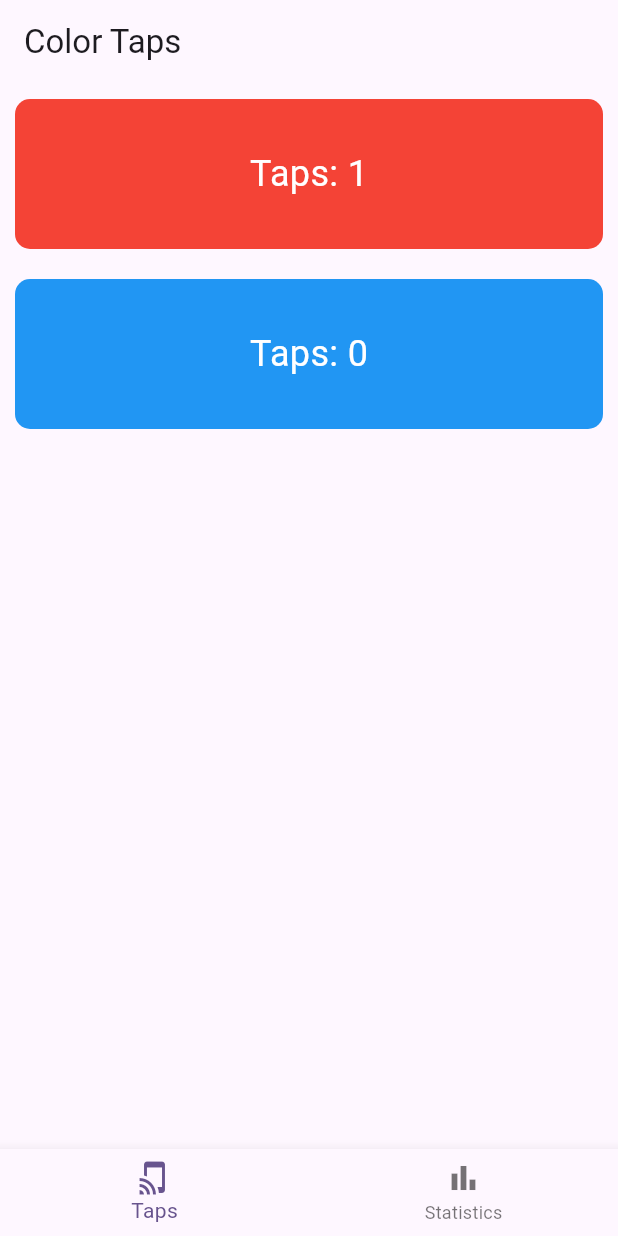
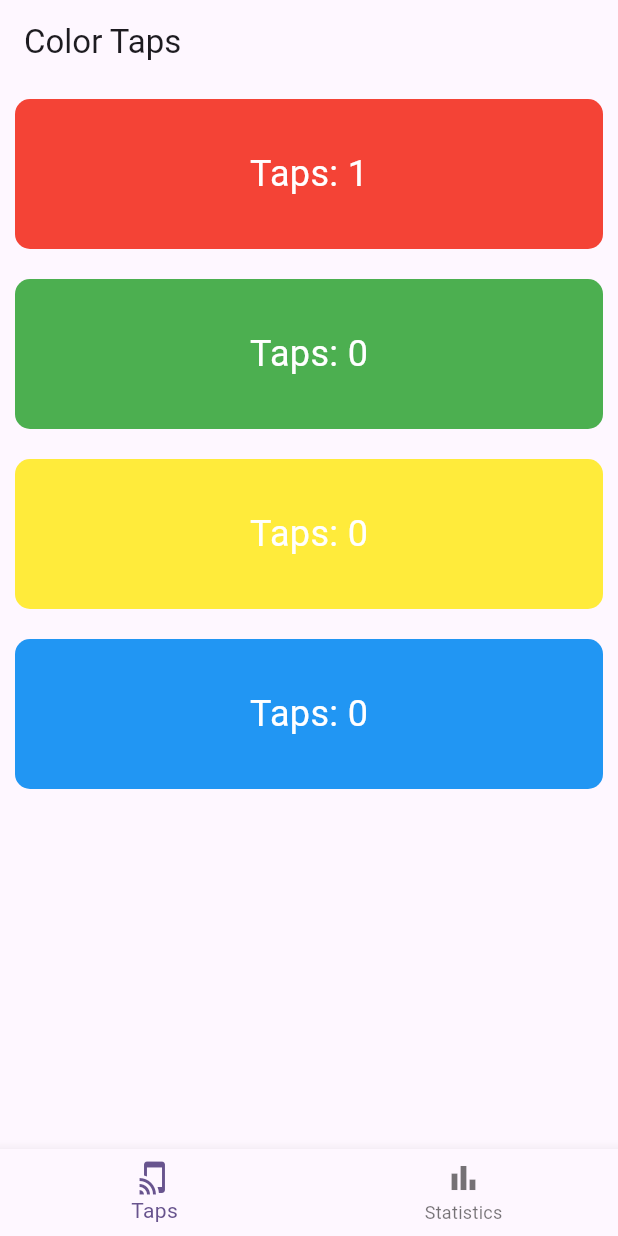
Before and after one commit to punleu123/Observer_ListenableBuilder, a Flutter app: the Home screen opened directly, after a tap on an icon or button, on a phone screen of 412 x 824 dp. Run offline on Flutter 3.47's test engine with Material 3 defaults, Android fonts, the phone set to English and light mode, and no system bars.

Commit message:
Q2 – BONUS – Extensible Approach

```diff
--- a/w4_practice/lib/1_color_app/color_app.dart
+++ b/w4_practice/lib/1_color_app/color_app.dart
@@ -9,22 +9,24 @@ void main() {
   );
 }
 
-enum CardType { red, blue }
+enum CardType {
+  red(Colors.red),
+  green(Colors.green),
+  yellow(Colors.yellow),
+  blue(Colors.blue);
+
+  const CardType(this.color);
+  final Color color;
+}
 
 class TapCountNotifier extends ChangeNotifier {
-  int _redTapCount = 0;
-  int _blueTapCount = 0;
-
-  int get redTapCount => _redTapCount;
-  int get blueTapCount => _blueTapCount;
-
-  void incrementRedTap() {
-    _redTapCount++;
-    notifyListeners();
-  }
-
-  void incrementBlueTap() {
-    _blueTapCount++;
+  final Map<CardType, int> _tapCounts = {
+    for (var type in CardType.values) type: 0,
+  };
+  int getCount(CardType type) => _tapCounts[type]!;
+  Map<CardType, int> get allCounts => _tapCounts;
+  void increment(CardType type) {
+    _tapCounts[type] = getCount(type) + 1;
     notifyListeners();
   }
 }
@@ -87,18 +89,13 @@ class ColorTapsScreen extends StatelessWidget {
         listenable: notifier,
         builder: (context, child) {
           return Column(
-            children: [
-              ColorTap(
-                type: CardType.red,
-                tapCount: notifier.redTapCount,
-                onTap: notifier.incrementRedTap,
-              ),
-              ColorTap(
-                type: CardType.blue,
-                tapCount: notifier.blueTapCount,
-                onTap: notifier.incrementBlueTap,
-              ),
-            ],
+            children: CardType.values.map((type) {
+              return ColorTap(
+                type: type,
+                tapCount: notifier.getCount(type),
+                onTap: () => notifier.increment(type),
+              );
+            }).toList(),
           );
         },
       ),
@@ -118,7 +115,7 @@ class ColorTap extends StatelessWidget {
     required this.onTap,
   });
 
-  Color get backgroundColor => type == CardType.red ? Colors.red : Colors.blue;
+  Color get backgroundColor => type.color;
 
   @override
   Widget build(BuildContext context) {
@@ -158,16 +155,12 @@ class StatisticsScreen extends StatelessWidget {
           return Center(
             child: Column(
               mainAxisAlignment: MainAxisAlignment.center,
-              children: [
-                Text(
-                  'Red Taps: ${notifier.redTapCount}',
+              children: notifier.allCounts.entries.map((entry) {
+                return Text(
+                  'Number of ${entry.key.name} = ${entry.value}',
                   style: TextStyle(fontSize: 24),
-                ),
-                Text(
-                  'Blue Taps: ${notifier.blueTapCount}',
-                  style: TextStyle(fontSize: 24),
-                ),
-              ],
+                );
+              }).toList(),
             ),
           );
         },
```
